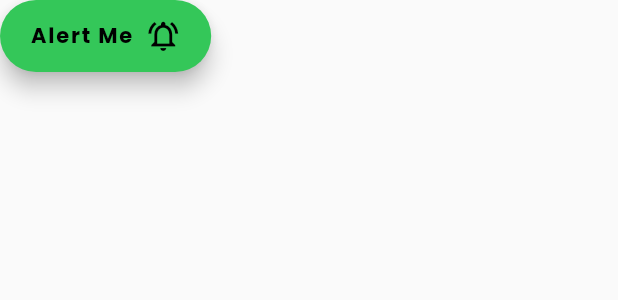
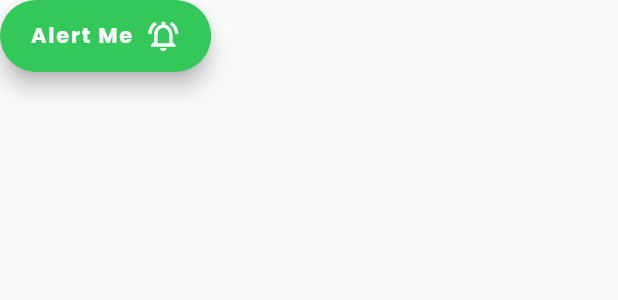
Before and after one commit to icodelifee/CovidAID-flutter, a Flutter app: the AlertMeFAB widget shown alone on an empty page, opened directly, on a phone screen of 412 x 824 dp. Shown: the top 300 px of the screen. Run offline on Flutter 3.47's test engine with Material 2 defaults, Android fonts, the phone set to English and light mode, and no system bars; our stand-ins replace auto_size_text, awesome_notifications, carousel_slider, cloud_firestore, dio, firebase_auth and 8 more; missing offline and left inert: dio_cache_interceptor, expand_widget, fuzzywuzzy; accounts and stored records are empty; network calls fail.

Commit message:
Added Alert FAB button to save queries to FireStore

```diff
--- a/lib/data/firebase/firestore_db.dart
+++ b/lib/data/firebase/firestore_db.dart
@@ -18,7 +18,10 @@ class FireStoreDb {
   }
 
   static Future<String> updateNotificationSetting(
-      String uid, String docid, bool active) async {
+      // ignore: avoid_positional_boolean_parameters
+      String uid,
+      String docid,
+      bool active) async {
     try {
       fireStoreInstance
           .collection('Users')
--- a/lib/ui/searchpage/search_page.dart
+++ b/lib/ui/searchpage/search_page.dart
@@ -2,10 +2,7 @@ import 'package:flutter/cupertino.dart';
 import 'package:flutter/material.dart';
 import 'package:get/get.dart';
 import 'package:lifecoronasafe/ui/searchpage/search_page_viewmodel.dart';
-import 'package:lifecoronasafe/ui/searchpage/widgets/lottie_loading.dart';
-import 'package:lifecoronasafe/ui/searchpage/widgets/resource_card.dart';
-import 'package:lifecoronasafe/ui/searchpage/widgets/resource_error.dart';
-import 'package:lifecoronasafe/ui/searchpage/widgets/resource_not_found.dart';
+import 'package:lifecoronasafe/ui/searchpage/widgets/alert_me_fab.dart';
 import 'package:lifecoronasafe/ui/searchpage/widgets/search_appbar.dart';
 import 'package:lifecoronasafe/ui/searchpage/widgets/search_results.dart';
 
@@ -36,6 +33,7 @@ class SearchPage extends StatelessWidget {
     }
     return Scaffold(
       backgroundColor: Colors.grey[200],
+      floatingActionButton: AlertMeFAB(),
       body: CustomScrollView(
         slivers: <Widget>[
           SearchAppBar(),
--- a/lib/ui/searchpage/widgets/alert_me_fab.dart
+++ b/lib/ui/searchpage/widgets/alert_me_fab.dart
@@ -1,23 +1,45 @@
 import 'package:flutter/material.dart';
 import 'package:gap/gap.dart';
+import 'package:get/get.dart';
+import 'package:lifecoronasafe/data/firebase/firebase_authentication.dart';
+import 'package:lifecoronasafe/data/firebase/firestore_db.dart';
+import '../search_page_viewmodel.dart';
 
 class AlertMeFAB extends StatelessWidget {
-  const AlertMeFAB({
+  AlertMeFAB({
     Key? key,
   }) : super(key: key);
+
+  final ctrl = Get.find<SearchPageViewModel>();
 
   @override
   Widget build(BuildContext context) {
     return FloatingActionButton.extended(
-      onPressed: () {},
+      onPressed: () async {
+        await FireStoreDb.addNotification(
+            ctrl.district(),
+            ctrl.pstate(),
+            ctrl.resource(),
+            FirebaseAuthentication.firebaseAuthInstance.currentUser!.uid
+                .toString());
+        Get.rawSnackbar(
+            title: 'Alert added successfully',
+            message: 'You will be notified when the resource is available');
+      },
       label: Row(
         children: [
           Text(
             'Alert Me',
-            style: TextStyle(fontWeight: FontWeight.bold),
+            style: TextStyle(
+              fontWeight: FontWeight.bold,
+              color: Colors.white,
+            ),
           ),
           Gap(8),
-          Icon(Icons.notifications_active_outlined)
+          Icon(
+            Icons.notifications_active_outlined,
+            color: Colors.white,
+          )
         ],
       ),
       backgroundColor: Color(0xFF34C759),
--- a/lib/ui/searchpage/widgets/search_appbar.dart
+++ b/lib/ui/searchpage/widgets/search_appbar.dart
@@ -1,6 +1,5 @@
 import 'package:flutter/material.dart';
 import 'package:gap/gap.dart';
-import 'package:get/get.dart';
 import 'package:google_fonts/google_fonts.dart';
 import 'package:lifecoronasafe/ui/searchpage/widgets/search_resource_selector.dart';
 import 'package:lifecoronasafe/ui/searchpage/widgets/search_textfield.dart';
```
